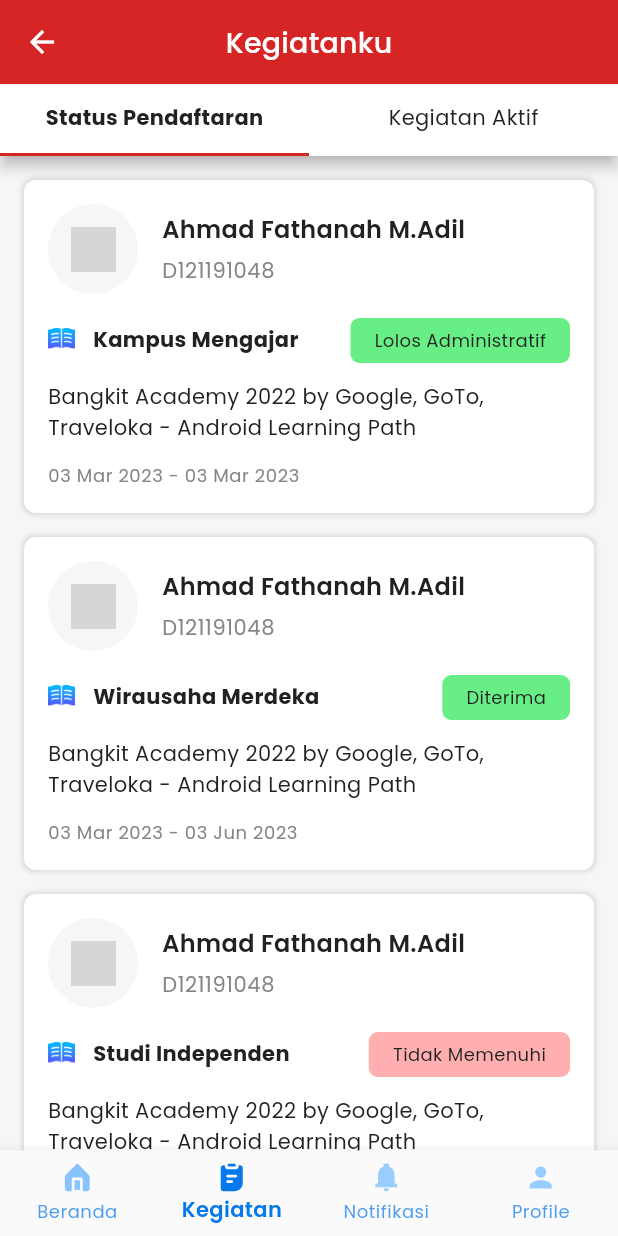
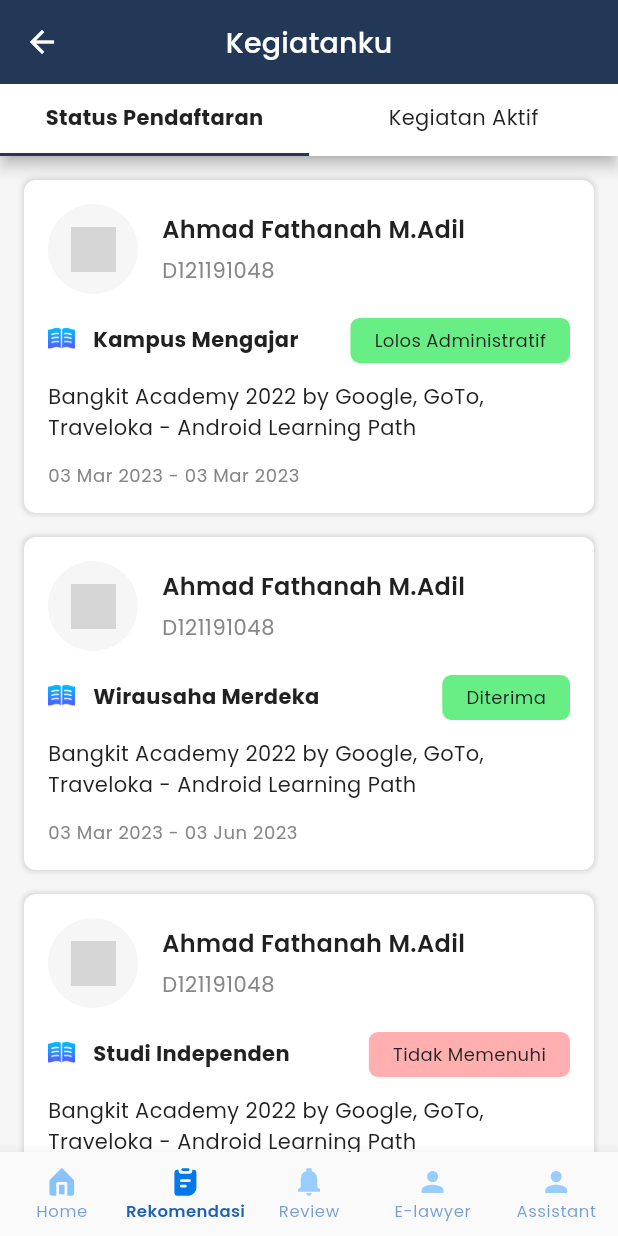
Before and after one commit to ahmadfma/legalkan, a Flutter app: the UserMainPage screen opened by its route, item 2 of the bottom bar chosen, on a phone screen of 412 x 824 dp. Run offline on Flutter 3.47's test engine with Material 2 defaults, Android fonts, the phone set to English and light mode, and no system bars; our stand-ins replace dio, file_picker, firebase_core, firebase_messaging, flutter_local_notifications, flutter_svg and 9 more; missing offline and left inert: dart:ffi, flexible_grid_view; accounts and stored records are empty; network calls fail; project files that could hold a hidden picture were left out; grey boxes are pictures that could not be loaded.

Commit message:
setup home page

```diff
--- a/lib/common/styles.dart
+++ b/lib/common/styles.dart
@@ -1,9 +1,12 @@
 import 'package:flutter/material.dart';
 import 'package:google_fonts/google_fonts.dart';
 
-const Color primaryColor = Color(0xFFD52525);
-const Color secondaryColor = Color(0xFFFF7D42);
-const Color blue = Color(0xFF0578EC);
+const Color primaryColor = Color(0xFF233856);
+const Color secondaryColor = Color(0xFFEF6356);
+const Color blue = Color(0xFF1B61BA);
+const Color orange = Color(0xFFFFC861);
+const Color green = Color(0xFF67C636);
+
 const Color blackText = Color(0xFF212121);
 const Color greyText = Color(0xFFB0B0B0);
 const Color greyText2 = Color(0xFF5B5B5B);
@@ -13,9 +16,7 @@ const Color grey02 = Color(0xFFA4A4A4);
 const Color greyStroke = Color(0xFFB5B5B5);
 const Color greyBackground = Color(0xFFE7E7E7);
 const Color backgroundColor = Color(0xFFF6F6F6);
-const Color green = Color(0xFF00A624);
 const Color greyIcon = Color(0xFFDEDEDE);
-const Color orange = Color(0xFFFFDA15);
 const Color lightRed = Color(0xFFFFAFAF);
 const Color lightGreen = Color(0xFF67EF85);
 const Color lightBlue = Color(0xFFA3D1FF);
@@ -44,7 +45,7 @@ final appbarTitleStyle = myTextTheme.titleLarge?.copyWith(color: Colors.white);
 
 final whiteCardDecoration = BoxDecoration(
     color: Colors.white,
-    borderRadius: BorderRadius.circular(8),
+    borderRadius: BorderRadius.circular(6),
     boxShadow: [
       BoxShadow(
           color: grey02.withOpacity(0.35),
--- a/lib/route.dart
+++ b/lib/route.dart
@@ -9,8 +9,9 @@ import 'package:legalkan/ui/pages/document_page.dart';
 import 'package:legalkan/ui/pages/information_center_page.dart';
 import 'package:legalkan/ui/pages/login_page.dart';
 import 'package:legalkan/ui/pages/mahasiswa_bimbingan_activity_page.dart';
+import 'package:legalkan/ui/pages/splash_screen.dart';
 import 'package:legalkan/ui/pages/user_main_pages/user_main_page.dart';
-import 'package:legalkan/ui/pages/user_main_pages/pages/activity_page.dart';
+import 'package:legalkan/ui/pages/user_main_pages/pages/legal_recommendation_page.dart';
 import 'package:legalkan/ui/pages/registration_page.dart';
 import 'package:legalkan/ui/pages/update_final_status_activity_page.dart';
 
@@ -20,6 +21,8 @@ Route<dynamic> routeGenerators(settings) {
   switch(settings.name) {
     case UserMainPage.routeName:
       return MaterialPageRoute(builder: (context) => const UserMainPage());
+    case SplashScreen.route:
+      return MaterialPageRoute(builder: (context) => const SplashScreen(),);
     case RegistrationPage.route:
       return MaterialPageRoute(builder: (context) => const RegistrationPage());
     case DetailActivityPage.route:
@@ -36,8 +39,8 @@ Route<dynamic> routeGenerators(settings) {
       return MaterialPageRoute(builder: (context) => const AddActivitySubjectPage(),);
     case LoginPage.route:
       return MaterialPageRoute(builder: (context) => const LoginPage(),);
-    case ActivityPage.route:
-      return MaterialPageRoute(builder: (context) => const ActivityPage(),);
+    case LegalRecommendationPage.route:
+      return MaterialPageRoute(builder: (context) => const LegalRecommendationPage(),);
     case InformationCenterPage.route:
       return MaterialPageRoute(builder: (context) => const InformationCenterPage(),);
     case UpdateFinalStatusActivityPage.route:
--- a/lib/ui/pages/user_main_pages/pages/home_page.dart
+++ b/lib/ui/pages/user_main_pages/pages/home_page.dart
@@ -7,12 +7,15 @@ import 'package:legalkan/ui/pages/document_page.dart';
 import 'package:legalkan/ui/pages/information_center_page.dart';
 import 'package:legalkan/ui/pages/registration_page.dart';
 import 'package:legalkan/ui/widgets/activity_type.dart';
+import 'package:legalkan/ui/widgets/article_widget.dart';
 import 'package:legalkan/ui/widgets/default_user_image.dart';
 import 'package:legalkan/ui/widgets/home_topbar_menu.dart';
 import 'package:legalkan/ui/widgets/testimoni.dart';
 import '../../../../common/styles.dart';
+import '../../../../core/models/document.dart';
+import '../../../widgets/menu_tile.dart';
 import '../../detail_profile_page.dart';
-import 'activity_page.dart';
+import 'legal_recommendation_page.dart';
 
 class HomePage extends StatelessWidget {
   const HomePage({Key? key}) : super(key: key);
@@ -28,10 +31,8 @@ class HomePage extends StatelessWidget {
             crossAxisAlignment: CrossAxisAlignment.start,
             children: [
               topBar(context),
-              activityType(context),
-              testimoni(context),
-              const SizedBox(height: 50,),
-              bottomImage(context),
+              documentType(context),
+              article(context),
             ],
           ),
         ),
@@ -44,36 +45,42 @@ Widget topBar(BuildContext context) {
   final size = MediaQuery.of(context).size;
   return Stack(
     children: [
-      SizedBox(height: size.height * 0.7,), //stack height
+      SizedBox(height: size.height * 0.2,), //stack height
       SizedBox(
-        height:  size.height * 0.6,
+        height:  size.height * 0.23,
         width: double.infinity,
         child: ClipRRect(
-          borderRadius: const BorderRadius.only(bottomLeft: Radius.circular(80)),
-          child: Image.asset("assets/images/home_appbar_background.png", fit: BoxFit.cover),
+          child: Container(
+            color: primaryColor,
+          )
         ),
       ),
       Positioned(
-        top: 16,
-        left: 16,
-        child: Image.asset("assets/images/logo_unhas.png", width: 50,),
-      ),
-      Positioned(
-        top: 26,
+        top: 0,
         left: 0,
         right: 0,
         child: Column(
           children: [
-            Text("Beranda", style: myTextTheme.titleMedium?.copyWith(color: Colors.white, fontWeight: FontWeight.w600, fontSize: 18),),
-            const SizedBox(height: veryBigMarginSize,),
-            const DefaultUserImage(),
-            const SizedBox(height: defaultMarginSize,),
-            Text("Ahmad Fathanah M.Adil", style: myTextTheme.titleMedium?.copyWith(color: Colors.white, fontWeight: FontWeight.w600),),
-            const SizedBox(height: smallMarginSize,),
-            Text("D121191048", style: myTextTheme.titleSmall?.copyWith(color: Colors.white, fontWeight: FontWeight.w400),),
-            const SizedBox(height: smallMarginSize,),
-            Text("Teknik Informatika", style: myTextTheme.titleMedium?.copyWith(color: Colors.white, fontWeight: FontWeight.w500),),
-            const SizedBox(height: 34,),
+            Padding(
+              padding: const EdgeInsets.only(left: defaultMarginSize, right: defaultMarginSize, top: defaultMarginSize),
+              child: Row(
+                children: [
+                  const DefaultUserImage(iconSize: 25, size: 50,),
+                  const SizedBox(width: smallMarginSize,),
+                  Expanded(
+                    child: Column(
+                      crossAxisAlignment: CrossAxisAlignment.start,
+                      children: [
+                        Text("Ahmad Fathanah M.Adil", style: myTextTheme.bodyMedium?.copyWith(fontWeight: FontWeight.w600, color: Colors.white),),
+                        Text("ahmadfathanah05@gmail.com", style: myTextTheme.bodyMedium?.copyWith(color: Colors.white, fontSize: 12),)
+                      ],
+                    ),
+                  ),
+                  Icon(Icons.settings, color: Colors.white,)
+                ],
+              ),
+            ),
+            const SizedBox(height: semiBigMarginSize,),
             Padding(
               padding: const EdgeInsets.symmetric(horizontal: defaultMarginSize),
               child: Row(
@@ -81,88 +88,33 @@ Widget topBar(BuildContext context) {
                 children: [
                   HomeTopBarMenu(
                     onTap: () {
-                      Navigator.of(context).pushNamed(ActivityPage.route);
+                      Navigator.of(context).pushNamed(LegalRecommendationPage.route);
                     },
-                    title: 'Kegiatan Saya',
+                    title: 'Rekomendasi',
                     imageAsset: 'assets/images/biography.png',
                   ),
                   HomeTopBarMenu(
                     onTap: () {
                       Navigator.of(context).pushNamed(DocumentPage.route, arguments: true);
                     },
-                    title: 'Dokumen Saya',
+                    title: 'Review',
                     imageAsset: 'assets/images/notes.png',
                   ),
                   HomeTopBarMenu(
                     onTap: () {
                       Navigator.of(context).pushNamed(InformationCenterPage.route);
                     },
-                    title: 'Pusat Informasi',
+                    title: 'Consultant',
                     imageAsset: 'assets/images/warning.png',
                   ),
                   HomeTopBarMenu(
                     onTap: () {
                       Navigator.of(context).pushNamed(DetailProfilePage.route);
                     },
-                    title: 'Profile',
+                    title: 'Assistant',
                     imageAsset: 'assets/images/activity.png',
                   ),
                 ],
-              ),
-            ),
-            const SizedBox(height: 34,),
-            Card(
-              shape: RoundedRectangleBorder(
-                borderRadius: BorderRadius.circular(12),
-              ),
-              margin: const EdgeInsets.symmetric(horizontal: defaultMarginSize),
-              elevation: 3,
-              child: Container(
-                width: double.infinity,
-                height: size.height * 0.2,
-                decoration: BoxDecoration(
-                  color: Colors.white,
-                  borderRadius: BorderRadius.circular(12),
-                ),
-                child: Stack(
-                  children: [
-                    Padding(
-                      padding: const EdgeInsets.symmetric(horizontal: 14, vertical: 14),
-                      child: Column(
-                        crossAxisAlignment: CrossAxisAlignment.start,
-                        mainAxisAlignment: MainAxisAlignment.start,
-                        children: [
-                          Text("Kampus Merdeka", style: myTextTheme.bodyLarge?.copyWith(color: blue, fontWeight: FontWeight.w900, fontSize: 18),),
-                          const SizedBox(height: smallMarginSize,),
-                          Container(
-                            constraints: BoxConstraints(
-                                maxWidth: size.width * 0.7
-                            ),
-                            child: Text("Daftar dirimu di program kampus merdeka untuk mendapatkan pengalaman lebih", style: myTextTheme.bodySmall?.copyWith(color: greyText3, fontWeight: FontWeight.w500, height: 1.5),),
-                          )
-                        ],
-                      ),
-                    ),
-                    Positioned(
-                      bottom: -40,
-                      right: -5,
-                      child: Image.asset('assets/images/champions2.png', width: 140,),
-                    ),
-                    Positioned(
-                      bottom: 8,
-                      left: 14,
-                      child: ElevatedButton(
-                        onPressed: () {
-                          Navigator.pushNamed(context, RegistrationPage.route);
-                        },
-                        child: const Padding(
-                          padding: EdgeInsets.symmetric(horizontal: 46),
-                          child: Text("Daftar"),
-                        ),
-                      ),
-                    )
-                  ],
-                ),
               ),
             ),
           ],
@@ -172,62 +124,82 @@ Widget topBar(BuildContext context) {
   );
 }
 
-Widget activityType(BuildContext context) {
-  return Padding(
-    padding: const EdgeInsets.only(left: defaultMarginSize, right: defaultMarginSize, top: bigMarginSize),
-    child: Column(
-      mainAxisAlignment: MainAxisAlignment.start,
-      crossAxisAlignment: CrossAxisAlignment.start,
-      children: [
-        Text("Jenis Kegiatan", style: myTextTheme.bodyLarge?.copyWith(fontWeight: FontWeight.w600),),
-        const SizedBox(height: defaultMarginSize,),
-        FlexibleGridView(
-          physics: const NeverScrollableScrollPhysics(),
-          shrinkWrap: true,
-          axisCount: GridLayoutEnum.twoElementsInRow,
-          crossAxisSpacing: 20,
-          mainAxisSpacing: 20,
-          children: [
-            ...dummyActivityTypes.map((e) => ActivityTypeWidget(e)).toList()
-          ],
-        ),
-      ],
-    ),
-  );
-}
-
-Widget testimoni(BuildContext context) {
+Widget documentType(BuildContext context) {
   return Column(
     mainAxisAlignment: MainAxisAlignment.start,
     crossAxisAlignment: CrossAxisAlignment.start,
     children: [
       Padding(
-        padding: const EdgeInsets.only(left: defaultMarginSize, right: defaultMarginSize, top: bigMarginSize),
-        child: Text("Testimoni", style: myTextTheme.bodyLarge?.copyWith(fontWeight: FontWeight.w600),),
-      ),
-      SingleChildScrollView(
-        scrollDirection: Axis.horizontal,
-        padding: const EdgeInsets.only(right: defaultMarginSize),
+        padding: const EdgeInsets.only(left: defaultMarginSize, top: defaultMarginSize, right: defaultMarginSize),
         child: Row(
+          mainAxisAlignment: MainAxisAlignment.spaceBetween,
           children: [
-            ...dummyTestimoni.map((e) => TestimoniWidget(testimoni: e)).toList()
+            Text("Dokumen Pemerintah", style: myTextTheme.bodyLarge?.copyWith(fontWeight: FontWeight.w600, fontSize: 14),),
+            Text("Selengkapnya", style: myTextTheme.bodyLarge?.copyWith(fontWeight: FontWeight.w600, fontSize: 12, color: blue),),
           ],
         ),
-      )
+      ),
+      const SizedBox(height: defaultMarginSize,),
+      SingleChildScrollView(
+        child: Column(
+          children: [
+            ...dummyDocuments
+                .map((e) => MenuTile(
+              iconAsset: 'assets/images/pdf.png',
+              title: e.name ?? "-",
+              subTitle: e.status == 0 ? "Sedang diproses" : "Diterima",
+              isDocument: true,
+              documentStatus: e.status,
+              onTap: () {},
+            ))
+                .toList()
+          ],
+        ),
+      ),
     ],
   );
 }
 
-Widget bottomImage(BuildContext context) {
-  return Stack(
+Widget article(BuildContext context) {
+  return Column(
+    mainAxisAlignment: MainAxisAlignment.start,
+    crossAxisAlignment: CrossAxisAlignment.start,
     children: [
-      Image.asset('assets/images/champions.png', width: double.infinity,),
-      Positioned(
-        bottom: 16,
-        right: 0,
-        left: 0,
-        child: Center(child: Text("Keep On Fighting Till The End", style: myTextTheme.bodySmall?.copyWith(color: Colors.white, fontSize: 10),),),
-      )
+      Padding(
+        padding: const EdgeInsets.only(left: defaultMarginSize, right: defaultMarginSize),
+        child: Row(
+          mainAxisAlignment: MainAxisAlignment.spaceBetween,
+          children: [
+            Text("Artikel", style: myTextTheme.bodyLarge?.copyWith(fontWeight: FontWeight.w600, fontSize: 14),),
+            Text("Selengkapnya", style: myTextTheme.bodyLarge?.copyWith(fontWeight: FontWeight.w600, fontSize: 12, color: blue),),
+          ],
+        ),
+      ),
+      const SizedBox(height: defaultMarginSize,),
+      SingleChildScrollView(
+        child: Column(
+          children: [
+            ArticleCard(
+                title: "asldnasldknasld",
+                author: "Ahmad Fathanah",
+                content: "asdjkasnd akjsd asdlas dlasdjal skdjla skdjla s dljaslkdlaskjd laksjldasd",
+                imageUrl: 'https://akcdn.detik.net.id/visual/2019/10/23/fe56d74a-2bcf-4129-bf03-c63a2eb0c0a6_169.jpeg?w=715&q=90'
+            ),
+            ArticleCard(
+                title: "asldnasldknasld",
+                author: "Ahmad Fathanah",
+                content: "asdjkasnd akjsd asdlas dlasdjal skdjla skdjla s dljaslkdlaskjd laksjldasd",
+                imageUrl: 'https://akcdn.detik.net.id/visual/2019/10/23/fe56d74a-2bcf-4129-bf03-c63a2eb0c0a6_169.jpeg?w=715&q=90'
+            ),
+            ArticleCard(
+                title: "asldnasldknasld",
+                author: "Ahmad Fathanah",
+                content: "asdjkasnd akjsd asdlas dlasdjal skdjla skdjla s dljaslkdlaskjd laksjldasd",
+                imageUrl: 'https://akcdn.detik.net.id/visual/2019/10/23/fe56d74a-2bcf-4129-bf03-c63a2eb0c0a6_169.jpeg?w=715&q=90'
+            )
+          ],
+        ),
+      ),
     ],
   );
 }
--- a/lib/ui/pages/user_main_pages/pages/activity_page.dart
+++ b/lib/ui/pages/user_main_pages/pages/legal_recommendation_page.dart
@@ -3,10 +3,10 @@ import 'package:legalkan/common/styles.dart';
 import 'package:legalkan/core/models/my_activity.dart';
 import 'package:legalkan/ui/widgets/my_activity.dart';
 
-class ActivityPage extends StatelessWidget {
-  static const route = '/activity-page';
+class LegalRecommendationPage extends StatelessWidget {
+  static const route = '/legal-recommendation-page';
 
-  const ActivityPage({Key? key}) : super(key: key);
+  const LegalRecommendationPage({Key? key}) : super(key: key);
 
   TabBar get _tabBar => TabBar(
     indicatorColor: primaryColor,
--- a/lib/ui/pages/user_main_pages/pages/notifications_page.dart
+++ b/lib/ui/pages/user_main_pages/pages/legal_review_page.dart
@@ -1,8 +1,8 @@
 import 'package:flutter/material.dart';
 import 'package:legalkan/common/styles.dart';
 
-class NotificationsPage extends StatelessWidget {
-  const NotificationsPage({Key? key}) : super(key: key);
+class LegalReviewPage extends StatelessWidget {
+  const LegalReviewPage({Key? key}) : super(key: key);
 
   @override
   Widget build(BuildContext context) {
--- a/lib/ui/pages/user_main_pages/user_main_page.dart
+++ b/lib/ui/pages/user_main_pages/user_main_page.dart
@@ -1,9 +1,10 @@
 import 'package:flutter/material.dart';
 import 'package:flutter_svg/flutter_svg.dart';
-import 'package:legalkan/ui/pages/user_main_pages/pages/activity_page.dart';
+import 'package:legalkan/ui/pages/user_main_pages/pages/legal_assistant_page.dart';
+import 'package:legalkan/ui/pages/user_main_pages/pages/legal_recommendation_page.dart';
 import 'package:legalkan/ui/pages/user_main_pages/pages/home_page.dart';
-import 'package:legalkan/ui/pages/user_main_pages/pages/notifications_page.dart';
-import 'package:legalkan/ui/pages/user_main_pages/pages/profile_page.dart';
+import 'package:legalkan/ui/pages/user_main_pages/pages/legal_review_page.dart';
+import 'package:legalkan/ui/pages/user_main_pages/pages/legal_consultant_page.dart';
 import '../../../common/styles.dart';
 
 class UserMainPage extends StatefulWidget {
@@ -20,9 +21,10 @@ class _UserMainPageState extends State<UserMainPage> {
 
   final _pages = const [
     HomePage(),
-    ActivityPage(),
-    NotificationsPage(),
-    ProfilePage(),
+    LegalRecommendationPage(),
+    LegalReviewPage(),
+    LegalAssistantPage(),
+    LegalConsultantPage(),
   ];
 
   var _currentPageIndex = 0;
@@ -42,35 +44,38 @@ class _UserMainPageState extends State<UserMainPage> {
           BottomNavigationBarItem(
             icon: SvgPicture.asset("assets/icons/home.svg"),
             activeIcon: SvgPicture.asset("assets/icons/home_active.svg"),
-            label: "Beranda"
+            label: "Home"
           ),
           BottomNavigationBarItem(
               icon: SvgPicture.asset("assets/icons/activity.svg"),
               activeIcon: SvgPicture.asset("assets/icons/activity_active.svg"),
-              label: "Kegiatan"
+              label: "Rekomendasi",
           ),
           BottomNavigationBarItem(
               icon: SvgPicture.asset("assets/icons/notif.svg"),
               activeIcon: SvgPicture.asset("assets/icons/notif_active.svg"),
-              label: "Notifikasi"
+              label: "Review"
           ),
           BottomNavigationBarItem(
               icon: SvgPicture.asset("assets/icons/profile.svg"),
               activeIcon: SvgPicture.asset("assets/icons/profile_active.svg"),
-              label: "Profile"
+              label: "E-lawyer"
+          ),
+          BottomNavigationBarItem(
+              icon: SvgPicture.asset("assets/icons/profile.svg"),
+              activeIcon: SvgPicture.asset("assets/icons/profile_active.svg"),
+              label: "Assistant"
           )
         ],
         showUnselectedLabels: true,
         type: BottomNavigationBarType.fixed,
         onTap: _onItemTapped,
-        selectedLabelStyle: myTextTheme.bodyMedium?.copyWith(fontWeight: FontWeight.w600),
-        unselectedLabelStyle: myTextTheme.bodySmall,
+        selectedLabelStyle: myTextTheme.bodyMedium?.copyWith(fontWeight: FontWeight.w600, fontSize: 11),
+        unselectedLabelStyle: myTextTheme.bodySmall?.copyWith(fontSize: 11),
         currentIndex: _currentPageIndex,
         selectedItemColor: blue,
-        unselectedItemColor: blue.withOpacity(0.7),
-        selectedFontSize: 14,
-        unselectedFontSize: 14,
-        iconSize: 24,
+        unselectedItemColor: blue.withOpacity(0.6),
+        iconSize: 22,
       ),
     );
   }
```
Also changed, not shown: lib/ui/pages/user_main_pages/pages/legal_assistant_page.dart (added, +12 -0 lines), lib/ui/pages/user_main_pages/pages/legal_consultant_page.dart (renamed from lib/ui/pages/user_main_pages/pages/profile_page.dart, +8 -5 lines), lib/ui/widgets/article_widget.dart (added, +64 -0 lines), lib/ui/widgets/home_topbar_menu.dart (+5 -5 lines), lib/ui/widgets/menu_tile.dart (+7 -7 lines), assets/images/home_appbar_background.png, assets/images/me.jpg (added).
